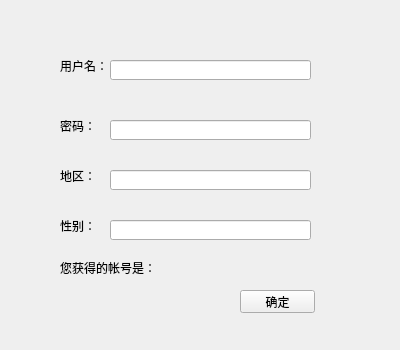
Before: the Qt Designer form registration.ui in rayfung/tux-im-client, drawn with Qt 5.
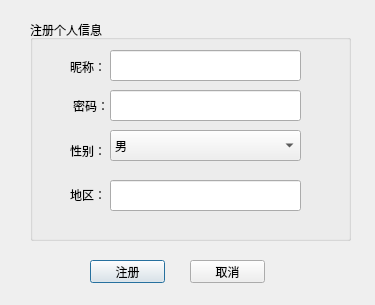
After: the same form once the commit is applied.

Commit message: Add registration and login

What changed in the file:
```diff
--- a/registration.ui
+++ b/registration.ui
@@ -1,146 +1,160 @@
 <?xml version="1.0" encoding="UTF-8"?>
 <ui version="4.0">
  <class>Registration</class>
- <widget class="QWidget" name="Registration">
+ <widget class="QDialog" name="Registration">
   <property name="geometry">
    <rect>
     <x>0</x>
     <y>0</y>
-    <width>400</width>
-    <height>350</height>
+    <width>375</width>
+    <height>305</height>
    </rect>
   </property>
-  <property name="minimumSize">
-   <size>
-    <width>400</width>
-    <height>350</height>
-   </size>
-  </property>
-  <property name="maximumSize">
-   <size>
-    <width>400</width>
-    <height>350</height>
-   </size>
-  </property>
   <property name="windowTitle">
    <string>Form</string>
   </property>
-  <widget class="QLabel" name="userLabel">
+  <widget class="QGroupBox" name="groupBox">
    <property name="geometry">
     <rect>
-     <x>60</x>
-     <y>60</y>
+     <x>30</x>
+     <y>20</y>
+     <width>321</width>
+     <height>221</height>
+    </rect>
+   </property>
+   <property name="title">
+    <string>注册个人信息</string>
+   </property>
+   <widget class="QLabel" name="label">
+    <property name="geometry">
+     <rect>
+      <x>40</x>
+      <y>31</y>
      <width>54</width>
-     <height>12</height>
+      <height>31</height>
     </rect>
    </property>
    <property name="text">
-    <string>用户名：</string>
-   </property>
-  </widget>
-  <widget class="QLabel" name="pwdLabel">
+     <string>昵称：</string>
+    </property>
+   </widget>
+   <widget class="QLabel" name="label_2">
    <property name="geometry">
     <rect>
-     <x>60</x>
-     <y>120</y>
-     <width>54</width>
-     <height>12</height>
+      <x>43</x>
+      <y>70</y>
+      <width>51</width>
+      <height>31</height>
     </rect>
    </property>
    <property name="text">
     <string>密码：</string>
    </property>
   </widget>
-  <widget class="QLabel" name="areaLabel">
+   <widget class="QLabel" name="label_3">
    <property name="geometry">
     <rect>
-     <x>60</x>
-     <y>170</y>
+      <x>40</x>
+      <y>120</y>
      <width>54</width>
-     <height>12</height>
-    </rect>
-   </property>
-   <property name="text">
-    <string>地区：</string>
-   </property>
-  </widget>
-  <widget class="QLabel" name="userLabel_2">
-   <property name="geometry">
-    <rect>
-     <x>60</x>
-     <y>220</y>
-     <width>54</width>
-     <height>12</height>
+      <height>21</height>
     </rect>
    </property>
    <property name="text">
     <string>性别：</string>
    </property>
   </widget>
-  <widget class="QLineEdit" name="userLineEdit">
+   <widget class="QLabel" name="label_4">
    <property name="geometry">
     <rect>
-     <x>110</x>
-     <y>60</y>
-     <width>201</width>
-     <height>20</height>
+      <x>40</x>
+      <y>159</y>
+      <width>51</width>
+      <height>31</height>
+     </rect>
+    </property>
+    <property name="text">
+     <string>地区：</string>
+    </property>
+   </widget>
+   <widget class="QLineEdit" name="nickNameLineEdit">
+    <property name="geometry">
+     <rect>
+      <x>80</x>
+      <y>30</y>
+      <width>191</width>
+      <height>31</height>
     </rect>
    </property>
   </widget>
   <widget class="QLineEdit" name="pwdLineEdit">
    <property name="geometry">
     <rect>
-     <x>110</x>
-     <y>120</y>
-     <width>201</width>
-     <height>20</height>
-    </rect>
-   </property>
+      <x>80</x>
+      <y>70</y>
+      <width>191</width>
+      <height>31</height>
+     </rect>
+    </property>
+    <property name="echoMode">
+     <enum>QLineEdit::Password</enum>
+    </property>
   </widget>
   <widget class="QLineEdit" name="areaLineEdit">
    <property name="geometry">
     <rect>
-     <x>110</x>
-     <y>170</y>
-     <width>201</width>
-     <height>20</height>
+      <x>80</x>
+      <y>160</y>
+      <width>191</width>
+      <height>31</height>
     </rect>
    </property>
   </widget>
-  <widget class="QLineEdit" name="genderLineEdit">
+   <widget class="QComboBox" name="sexComboBox">
    <property name="geometry">
     <rect>
-     <x>110</x>
-     <y>220</y>
-     <width>201</width>
-     <height>20</height>
-    </rect>
-   </property>
-  </widget>
-  <widget class="QLabel" name="accountLabel">
+      <x>80</x>
+      <y>110</y>
+      <width>191</width>
+      <height>31</height>
+     </rect>
+    </property>
+    <item>
+     <property name="text">
+      <string>男</string>
+     </property>
+    </item>
+    <item>
+     <property name="text">
+      <string>女</string>
+     </property>
+    </item>
+   </widget>
+  </widget>
+  <widget class="QPushButton" name="registerPushButton">
    <property name="geometry">
     <rect>
-     <x>60</x>
+     <x>90</x>
      <y>260</y>
-     <width>251</width>
-     <height>16</height>
+     <width>75</width>
+     <height>23</height>
     </rect>
    </property>
    <property name="text">
-    <string>您获得的帐号是：</string>
+    <string>注册</string>
    </property>
   </widget>
   <widget class="QPushButton" name="submitButton">
    <property name="geometry">
     <rect>
-     <x>240</x>
-     <y>290</y>
+     <x>190</x>
+     <y>260</y>
      <width>75</width>
      <height>23</height>
     </rect>
    </property>
    <property name="text">
-    <string>确定</string>
+    <string>取消</string>
    </property>
   </widget>
  </widget>
```
Left out of the diff: 4 changed lines with no effect on the pictures. Lines whose indentation alone changed are shown as unchanged. The commit also changes 10 other files.
